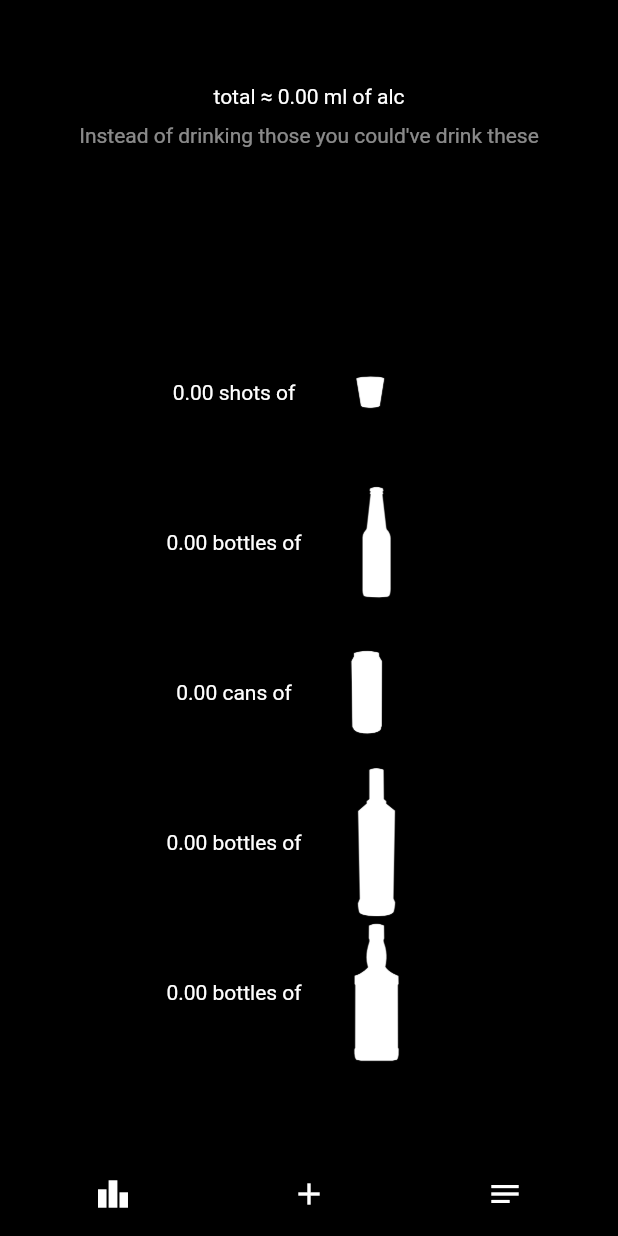
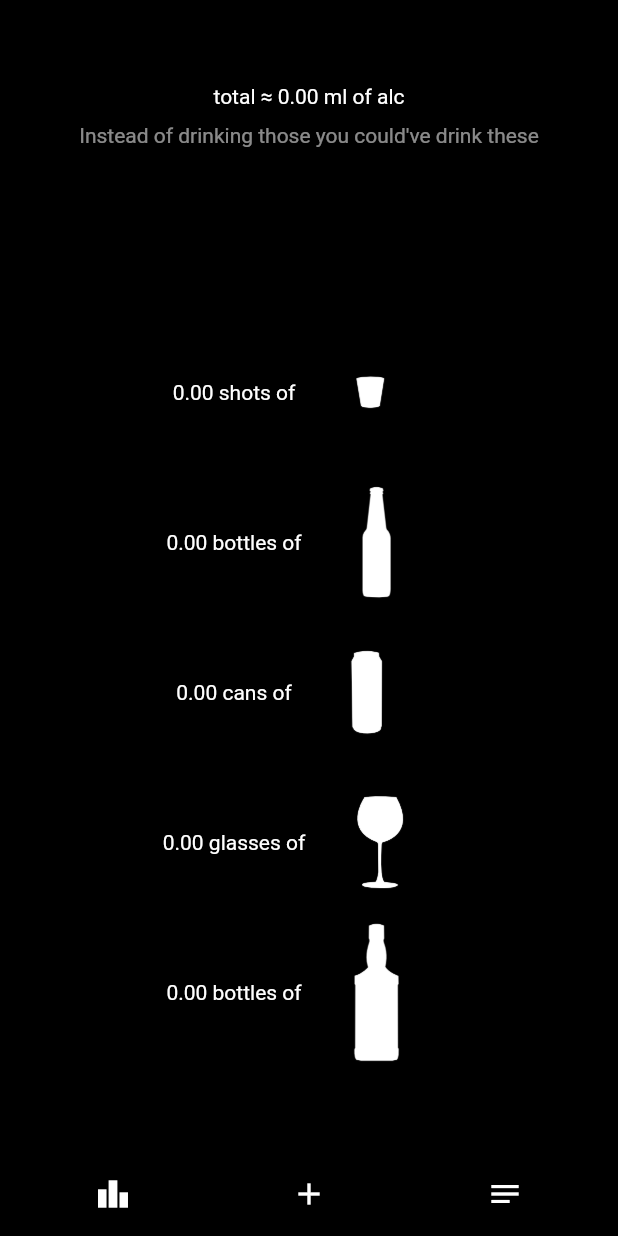
Before and after one commit to kutay-dev/chrashed, a Flutter app: the screen it shows after launch, swiped to page 3, on a phone screen of 412 x 824 dp. Run offline on Flutter 3.47's test engine with Material 2 defaults, Android fonts, the phone set to English and light mode, and no system bars; our stand-ins replace cloud_firestore, firebase_core, get_storage; accounts and stored records are empty.

Commit message:
add wines instead of vodkas

```diff
--- a/lib/main.dart
+++ b/lib/main.dart
@@ -136,6 +136,7 @@ class _MainState extends State<Main> {
     alcList["beers"] = totalAlc / 17.75;
     alcList["hard_beers"] = totalAlc / 37.5;
     alcList["shots"] = totalAlc / 16;
+    alcList["wines"] = totalAlc / 18;
     alcList["vodkas"] = totalAlc / 129;
     alcList["whiskeys"] = totalAlc / 140;
     return alcList;
@@ -482,13 +483,13 @@ class _MainState extends State<Main> {
                           mainAxisAlignment: MainAxisAlignment.center,
                           children: <Widget>[
                             Text(
-                              "${alcList['vodkas']!.toStringAsFixed(2)} bottles of",
+                              "${alcList['wines']!.toStringAsFixed(2)} glasses of",
                               style: const TextStyle(
                                 color: Colors.white,
                               ),
                             ),
                             Image.asset(
-                              "assets/vodka.png",
+                              "assets/wine_glass.png",
                               scale: 3,
                               color: Colors.white,
                             ),
```
